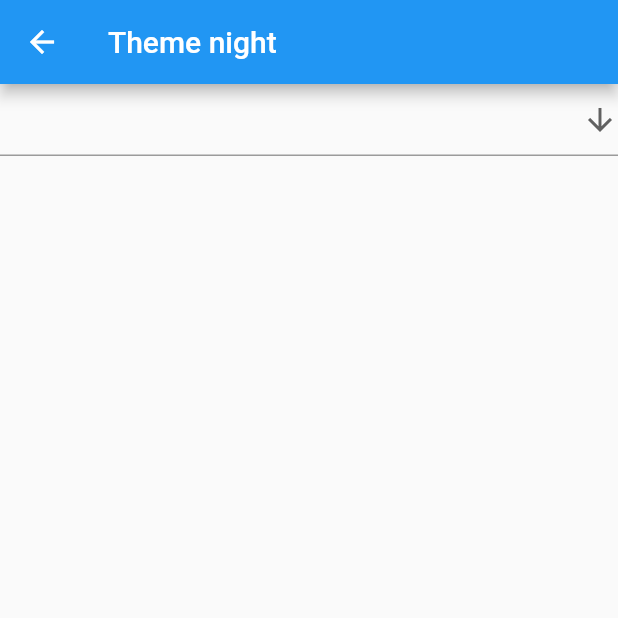
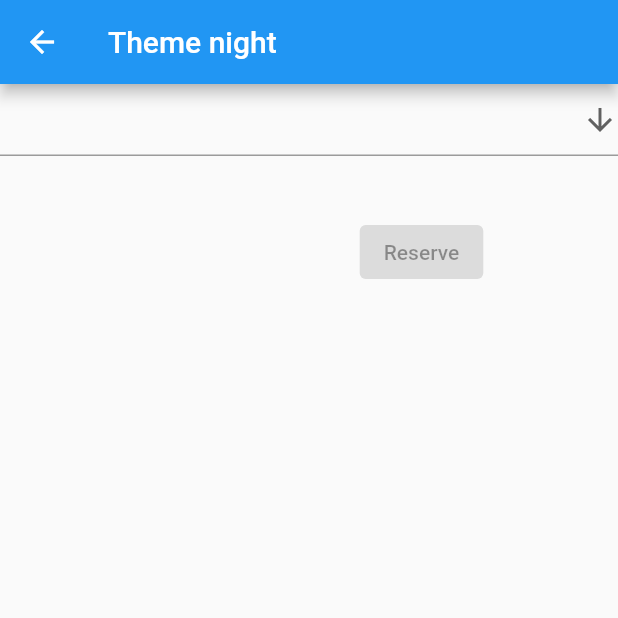
Before and after one commit to LouisYang95/FlutterAppEquitation, a Flutter app: the MyEventPage screen opened by its route, on a phone screen of 412 x 824 dp, the top half of it. Run offline on Flutter 3.47's test engine with Material 2 defaults, Android fonts, the phone set to English and light mode, and no system bars; missing offline and left inert: mongo_dart.

Commit message:
add Container

```diff
--- a/lib/Pages/event_page.dart
+++ b/lib/Pages/event_page.dart
@@ -69,6 +69,12 @@ class _MyEventPageState extends State<MyEventPage> {
                     value: 'Meals', child: Text('Meals')),
               ],
             ),
+            Container(
+                padding: const EdgeInsets.only(left: 150.0, top: 40.0),
+                child: ElevatedButton(
+                  onPressed: isValid ? createClass : null,
+                  child: const Text('Reserve'),
+                )),
           ],
         ),
         ),
```
